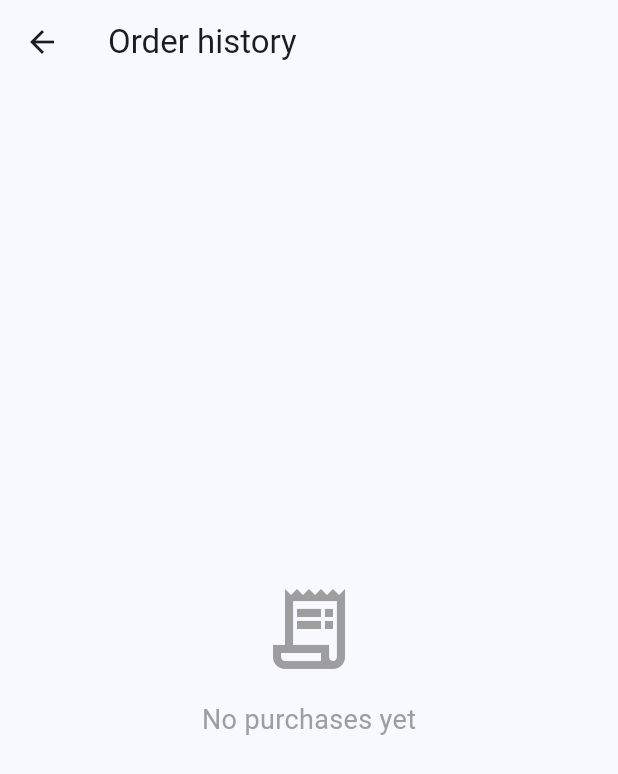
After one commit to wendev27/aquino_advmobprogAY26272, a Flutter app: the MainNavigation screen opened by its route, item 2 of the bottom bar chosen, after a tap on the "history" icon, on a phone screen of 412 x 824 dp. The commit adds this screen. Shown: the top 774 px of the screen. Run offline on Flutter 3.47's test engine with Material 3 defaults, Android fonts, the phone set to English and light mode, and no system bars; our stand-ins replace cloud_firestore, firebase_auth, firebase_core, flutter_dotenv, shared_preferences; accounts and stored records are empty; network calls fail.

Commit message:
feat: persist cart and add checkout history

```diff
--- a/aquino_mobile/lib/main.dart
+++ b/aquino_mobile/lib/main.dart
@@ -1,3 +1,5 @@
+import 'dart:async';
+
 import 'package:flutter/material.dart';
 import 'package:firebase_core/firebase_core.dart';
 import 'package:provider/provider.dart';
@@ -14,6 +16,7 @@ import 'screens/profile_screen.dart';
 import 'screens/splash_screen.dart';
 import 'screens/signin_screen.dart';
 import 'screens/chat_list_screen.dart';
+import 'screens/order_history_screen.dart';
 
 // Purpose: Entry point of the Flutter application
 // Responsibilities: Initialize app, set up providers, and configure theme
@@ -103,10 +106,19 @@ class MyApp extends StatelessWidget {
                 final userId = args is Map<String, dynamic>
                     ? (args['id'] as int? ?? currentUserId)
                     : currentUserId;
-                return MainNavigation(userId: userId);
+                final uid = args is Map<String, dynamic>
+                    ? '${args['uid'] ?? ''}'.trim()
+                    : '';
+                final accountKey =
+                    uid.isNotEmpty ? 'firebase_$uid' : 'dummy_$userId';
+                return MainNavigation(
+                  userId: userId,
+                  accountKey: accountKey,
+                );
               },
               '/settings': (context) => const SettingsScreen(),
               '/chat-list': (context) => const ChatListScreen(),
+              '/order-history': (context) => const OrderHistoryScreen(),
             },
           );
         },
@@ -121,9 +133,14 @@ class MyApp extends StatelessWidget {
 // Why this class exists: To provide navigation between Home and Settings screens
 class MainNavigation extends StatefulWidget {
   final int userId;
+  final String accountKey;
 
   // Constructor for MainNavigation
-  const MainNavigation({super.key, this.userId = currentUserId});
+  const MainNavigation({
+    super.key,
+    this.userId = currentUserId,
+    this.accountKey = 'dummy_1',
+  });
 
   @override
   State<MainNavigation> createState() => _MainNavigationState();
@@ -141,6 +158,14 @@ class _MainNavigationState extends State<MainNavigation> {
     const ProfileScreen(),
     const SettingsScreen(),
   ];
+
+  @override
+  void initState() {
+    super.initState();
+    unawaited(
+      context.read<CartProvider>().initializeForAccount(widget.accountKey),
+    );
+  }
 
   // Handle tab tap
   // Inputs: Index of the tapped tab
--- /dev/null
+++ b/aquino_mobile/lib/models/order.dart
@@ -0,0 +1,49 @@
+import 'cart.dart';
+
+class PurchaseOrder {
+  final String id;
+  final List<CartProduct> products;
+  final double total;
+  final DateTime createdAt;
+  final String status;
+
+  PurchaseOrder({
+    required this.id,
+    required this.products,
+    required this.total,
+    required this.createdAt,
+    this.status = 'completed',
+  });
+
+  factory PurchaseOrder.fromJson(Map<String, dynamic> json) {
+    final rawProducts = json['products'];
+    final products = rawProducts is List
+        ? rawProducts
+            .map((item) => CartProduct.fromJson(
+                  Map<String, dynamic>.from(item as Map),
+                ))
+            .toList()
+        : <CartProduct>[];
+    final rawCreatedAt = json['createdAt'];
+
+    return PurchaseOrder(
+      id: '${json['id'] ?? ''}',
+      products: products,
+      total: (json['total'] as num?)?.toDouble() ?? 0,
+      createdAt: rawCreatedAt is DateTime
+          ? rawCreatedAt
+          : DateTime.tryParse('$rawCreatedAt') ?? DateTime.now(),
+      status: '${json['status'] ?? 'completed'}',
+    );
+  }
+
+  Map<String, dynamic> toJson() {
+    return {
+      'id': id,
+      'products': products.map((product) => product.toJson()).toList(),
+      'total': total,
+      'createdAt': createdAt.toIso8601String(),
+      'status': status,
+    };
+  }
+}
--- a/aquino_mobile/lib/providers/cart_provider.dart
+++ b/aquino_mobile/lib/providers/cart_provider.dart
@@ -1,13 +1,29 @@
+import 'dart:async';
+
 import 'package:flutter/foundation.dart';
 import '../models/cart.dart';
+import '../models/order.dart';
 import '../models/product.dart';
+import '../services/commerce_storage_service.dart';
 
 class CartProvider extends ChangeNotifier {
+  final CommerceStorageService _storage;
   final List<CartProduct> _cartProducts = [];
+  String? _accountKey;
+  bool _isLoading = false;
+  bool _hasLoaded = false;
+  int _loadVersion = 0;
+  bool _changedDuringLoad = false;
+
+  CartProvider({CommerceStorageService? storage})
+      : _storage = storage ?? CommerceStorageService();
 
   List<CartProduct> get cartProducts => List.unmodifiable(_cartProducts);
 
-  int get itemCount => _cartProducts.fold(0, (sum, item) => sum + item.quantity);
+  bool get isLoading => _isLoading;
+
+  int get itemCount =>
+      _cartProducts.fold(0, (sum, item) => sum + item.quantity);
 
   double get total {
     return _cartProducts.fold(
@@ -16,16 +32,51 @@ class CartProvider extends ChangeNotifier {
     );
   }
 
+  /// Loads the cart belonging to the currently signed-in account.
+  Future<void> initializeForAccount(String accountKey) async {
+    if (_accountKey == accountKey && _hasLoaded) return;
+
+    _accountKey = accountKey;
+    _isLoading = true;
+    _hasLoaded = false;
+    _changedDuringLoad = false;
+    final version = ++_loadVersion;
+    _cartProducts.clear();
+    notifyListeners();
+
+    final savedProducts = await _storage.loadCart(accountKey);
+    if (version != _loadVersion || _accountKey != accountKey) return;
+
+    if (_changedDuringLoad) {
+      for (final savedProduct in savedProducts) {
+        final currentIndex = _cartProducts
+            .indexWhere((product) => product.id == savedProduct.id);
+        if (currentIndex < 0) {
+          _cartProducts.add(savedProduct);
+        } else {
+          _cartProducts[currentIndex] = _copyWithQuantity(
+            _cartProducts[currentIndex],
+            _cartProducts[currentIndex].quantity + savedProduct.quantity,
+          );
+        }
+      }
+    } else {
+      _cartProducts
+        ..clear()
+        ..addAll(savedProducts);
+    }
+    _isLoading = false;
+    _hasLoaded = true;
+    notifyListeners();
+    _persist();
+  }
+
   void addToCart(Product product) {
     final existingIndex = _cartProducts.indexWhere((p) => p.id == product.id);
     if (existingIndex >= 0) {
-      _cartProducts[existingIndex] = CartProduct(
-        id: _cartProducts[existingIndex].id,
-        title: _cartProducts[existingIndex].title,
-        price: _cartProducts[existingIndex].price,
-        quantity: _cartProducts[existingIndex].quantity + 1,
-        discountPercentage: _cartProducts[existingIndex].discountPercentage,
-        thumbnail: _cartProducts[existingIndex].thumbnail,
+      _cartProducts[existingIndex] = _copyWithQuantity(
+        _cartProducts[existingIndex],
+        _cartProducts[existingIndex].quantity + 1,
       );
     } else {
       _cartProducts.add(CartProduct(
@@ -37,17 +88,23 @@ class CartProvider extends ChangeNotifier {
         thumbnail: product.thumbnail,
       ));
     }
+    _changedDuringLoad = true;
     notifyListeners();
+    _persist();
   }
 
   void removeFromCart(int productId) {
     _cartProducts.removeWhere((p) => p.id == productId);
+    _changedDuringLoad = true;
     notifyListeners();
+    _persist();
   }
 
   void clearCart() {
     _cartProducts.clear();
+    _changedDuringLoad = true;
     notifyListeners();
+    _persist();
   }
 
   void updateQuantity(int productId, int quantity) {
@@ -57,15 +114,54 @@ class CartProvider extends ChangeNotifier {
     }
     final index = _cartProducts.indexWhere((p) => p.id == productId);
     if (index >= 0) {
-      _cartProducts[index] = CartProduct(
-        id: _cartProducts[index].id,
-        title: _cartProducts[index].title,
-        price: _cartProducts[index].price,
-        quantity: quantity,
-        discountPercentage: _cartProducts[index].discountPercentage,
-        thumbnail: _cartProducts[index].thumbnail,
-      );
+      _cartProducts[index] = _copyWithQuantity(_cartProducts[index], quantity);
+      _changedDuringLoad = true;
       notifyListeners();
+      _persist();
     }
   }
+
+  Future<PurchaseOrder> checkout() async {
+    if (_accountKey == null || !_hasLoaded) {
+      throw StateError('Your cart is still loading. Please try again.');
+    }
+    if (_cartProducts.isEmpty) {
+      throw StateError('Your cart is empty.');
+    }
+
+    final order = PurchaseOrder(
+      id: 'order_${DateTime.now().microsecondsSinceEpoch}',
+      products: List<CartProduct>.from(_cartProducts),
+      total: total,
+      createdAt: DateTime.now(),
+    );
+    await _storage.saveOrder(_accountKey!, order);
+    _cartProducts.clear();
+    _changedDuringLoad = false;
+    notifyListeners();
+    await _storage.saveCart(_accountKey!, _cartProducts);
+    return order;
+  }
+
+  Future<List<PurchaseOrder>> loadOrderHistory() {
+    final accountKey = _accountKey;
+    if (accountKey == null) return Future.value([]);
+    return _storage.loadOrders(accountKey);
+  }
+
+  CartProduct _copyWithQuantity(CartProduct product, int quantity) {
+    return CartProduct(
+      id: product.id,
+      title: product.title,
+      price: product.price,
+      quantity: quantity,
+      discountPercentage: product.discountPercentage,
+      thumbnail: product.thumbnail,
+    );
+  }
+
+  void _persist() {
+    if (_accountKey == null || !_hasLoaded) return;
+    unawaited(_storage.saveCart(_accountKey!, _cartProducts));
+  }
 }
--- /dev/null
+++ b/aquino_mobile/lib/screens/order_history_screen.dart
@@ -0,0 +1,95 @@
+import 'package:flutter/material.dart';
+import 'package:provider/provider.dart';
+
+import '../models/order.dart';
+import '../providers/cart_provider.dart';
+
+class OrderHistoryScreen extends StatefulWidget {
+  const OrderHistoryScreen({super.key});
+
+  @override
+  State<OrderHistoryScreen> createState() => _OrderHistoryScreenState();
+}
+
+class _OrderHistoryScreenState extends State<OrderHistoryScreen> {
+  late Future<List<PurchaseOrder>> _ordersFuture;
+
+  @override
+  void initState() {
+    super.initState();
+    _ordersFuture = context.read<CartProvider>().loadOrderHistory();
+  }
+
+  @override
+  Widget build(BuildContext context) {
+    return Scaffold(
+      appBar: AppBar(title: const Text('Order history')),
+      body: FutureBuilder<List<PurchaseOrder>>(
+        future: _ordersFuture,
+        builder: (context, snapshot) {
+          if (snapshot.connectionState == ConnectionState.waiting) {
+            return const Center(child: CircularProgressIndicator());
+          }
+          if (snapshot.hasError) {
+            return const Center(child: Text('Could not load order history.'));
+          }
+
+          final orders = snapshot.data ?? [];
+          if (orders.isEmpty) {
+            return const Center(
+              child: Column(
+                mainAxisAlignment: MainAxisAlignment.center,
+                children: [
+                  Icon(Icons.receipt_long_outlined,
+                      size: 64, color: Colors.grey),
+                  SizedBox(height: 16),
+                  Text(
+                    'No purchases yet',
+                    style: TextStyle(fontSize: 18, color: Colors.grey),
+                  ),
+                ],
+              ),
+            );
+          }
+
+          return ListView.builder(
+            padding: const EdgeInsets.all(12),
+            itemCount: orders.length,
+            itemBuilder: (context, index) => _orderCard(orders[index]),
+          );
+        },
+      ),
+    );
+  }
+
+  Widget _orderCard(PurchaseOrder order) {
+    final itemCount =
+        order.products.fold(0, (sum, product) => sum + product.quantity);
+    return Card(
+      child: ExpansionTile(
+        leading: const Icon(Icons.check_circle_outline, color: Colors.green),
+        title: Text('\$${order.total.toStringAsFixed(2)}'),
+        subtitle: Text('${_formatDate(order.createdAt)} • $itemCount item(s)'),
+        children: [
+          for (final product in order.products)
+            ListTile(
+              dense: true,
+              title: Text(product.title),
+              subtitle: Text('Quantity: ${product.quantity}'),
+              trailing: Text(
+                '\$${(product.price * product.quantity).toStringAsFixed(2)}',
+              ),
+            ),
+        ],
+      ),
+    );
+  }
+
+  String _formatDate(DateTime date) {
+    final month = date.month.toString().padLeft(2, '0');
+    final day = date.day.toString().padLeft(2, '0');
+    final hour = date.hour.toString().padLeft(2, '0');
+    final minute = date.minute.toString().padLeft(2, '0');
+    return '${date.year}-$month-$day $hour:$minute';
+  }
+}
--- /dev/null
+++ b/aquino_mobile/lib/services/commerce_storage_service.dart
@@ -0,0 +1,211 @@
+import 'dart:convert';
+
+import 'package:cloud_firestore/cloud_firestore.dart';
+import 'package:firebase_auth/firebase_auth.dart';
+import 'package:shared_preferences/shared_preferences.dart';
+
+import '../models/cart.dart';
+import '../models/order.dart';
+
+/// Persists the active cart and completed purchases for one signed-in account.
+///
+/// Firebase accounts use Firestore as the primary store. SharedPreferences is
+/// kept as a local fallback so cart and order history remain usable while
+/// Firestore is unavailable. Demo DummyJSON accounts use the local store.
+class CommerceStorageService {
+  final FirebaseFirestore? _providedFirestore;
+  final FirebaseAuth? _providedAuth;
+
+  CommerceStorageService({
+    FirebaseFirestore? firestore,
+    FirebaseAuth? auth,
+  })  : _providedFirestore = firestore,
+        _providedAuth = auth;
+
+  Future<List<CartProduct>> loadCart(String accountKey) async {
+    final local = await _loadLocalCart(accountKey);
+    final uid = _firebaseUid(accountKey);
+    final auth = _auth;
+    final firestore = _firestore;
+    if (uid == null || auth?.currentUser?.uid != uid || firestore == null) {
+      return local;
+    }
+
+    try {
+      final snapshot = await _cartDocument(firestore, uid).get();
+      if (!snapshot.exists || snapshot.data() == null) return local;
+      final data = snapshot.data()!;
+      final rawItems = data['items'];
+      if (rawItems is! List) return local;
+      return rawItems
+          .map((item) => CartProduct.fromJson(
+                Map<String, dynamic>.from(item as Map),
+              ))
+          .toList();
+    } catch (_) {
+      return local;
+    }
+  }
+
+  Future<void> saveCart(
+    String accountKey,
+    List<CartProduct> products,
+  ) async {
+    final prefs = await SharedPreferences.getInstance();
+    await prefs.setString(
+      _cartKey(accountKey),
+      jsonEncode(products.map((product) => product.toJson()).toList()),
+    );
+
+    final uid = _firebaseUid(accountKey);
+    final auth = _auth;
+    final firestore = _firestore;
+    if (uid == null || auth?.currentUser?.uid != uid || firestore == null) {
+      return;
+    }
+    try {
+      await _cartDocument(firestore, uid).set({
+        'items': products.map((product) => product.toJson()).toList(),
+        'updatedAt': FieldValue.serverTimestamp(),
+      });
+    } catch (_) {
+      // The local copy remains available if Firestore is offline or denied.
+    }
+  }
+
+  Future<List<PurchaseOrder>> loadOrders(String accountKey) async {
+    final local = await _loadLocalOrders(accountKey);
+    final uid = _firebaseUid(accountKey);
+    final auth = _auth;
+    final firestore = _firestore;
+    if (uid == null || auth?.currentUser?.uid != uid || firestore == null) {
+      return local;
+    }
+
+    try {
+      final snapshot = await _ordersCollection(firestore, uid)
+          .orderBy('createdAt', descending: true)
+          .get();
+      final remote = snapshot.docs.map((document) {
+        final data = <String, dynamic>{
+          ...document.data(),
+          'id': document.id,
+        };
+        final timestamp = data['createdAt'];
+        if (timestamp is Timestamp) {
+          data['createdAt'] = timestamp.toDate().toIso8601String();
+        }
+        return PurchaseOrder.fromJson(data);
+      }).toList();
+      return remote.isEmpty ? local : remote;
+    } catch (_) {
+      return local;
+    }
+  }
+
+  Future<void> saveOrder(String accountKey, PurchaseOrder order) async {
+    final existing = await _loadLocalOrders(accountKey);
+    final orders = [
+      order,
+      ...existing.where((savedOrder) => savedOrder.id != order.id),
+    ];
+    final prefs = await SharedPreferences.getInstance();
+    await prefs.setString(
+      _ordersKey(accountKey),
+      jsonEncode(orders.map((savedOrder) => savedOrder.toJson()).toList()),
+    );
+
+    final uid = _firebaseUid(accountKey);
+    final auth = _auth;
+    final firestore = _firestore;
+    if (uid == null || auth?.currentUser?.uid != uid || firestore == null) {
+      return;
+    }
+    try {
+      await _ordersCollection(firestore, uid).doc(order.id).set({
+        'userId': uid,
+        'products': order.products.map((product) => product.toJson()).toList(),
+        'total': order.total,
+        'status': order.status,
+        'createdAt': FieldValue.serverTimestamp(),
+      });
+    } catch (_) {
+      // The local order history remains available if the remote write fails.
+    }
+  }
+
+  Future<List<CartProduct>> _loadLocalCart(String accountKey) async {
+    final prefs = await SharedPreferences.getInstance();
+    final raw = prefs.getString(_cartKey(accountKey));
+    if (raw == null || raw.isEmpty) return [];
+    try {
+      final decoded = jsonDecode(raw);
+      if (decoded is! List) return [];
+      return decoded
+          .map((item) => CartProduct.fromJson(
+                Map<String, dynamic>.from(item as Map),
+              ))
+          .toList();
+    } catch (_) {
+      return [];
+    }
+  }
+
+  Future<List<PurchaseOrder>> _loadLocalOrders(String accountKey) async {
+    final prefs = await SharedPreferences.getInstance();
+    final raw = prefs.getString(_ordersKey(accountKey));
+    if (raw == null || raw.isEmpty) return [];
+    try {
+      final decoded = jsonDecode(raw);
+      if (decoded is! List) return [];
+      return decoded
+          .map((item) => PurchaseOrder.fromJson(
+                Map<String, dynamic>.from(item as Map),
+              ))
+          .toList();
+    } catch (_) {
+      return [];
+    }
+  }
+
+  DocumentReference<Map<String, dynamic>> _cartDocument(
+    FirebaseFirestore firestore,
+    String uid,
+  ) =>
+      firestore.collection('Users').doc(uid).collection('cart').doc('current');
+
+  CollectionReference<Map<String, dynamic>> _ordersCollection(
+    FirebaseFirestore firestore,
+    String uid,
+  ) =>
+      firestore.collection('Users').doc(uid).collection('orders');
+
+  FirebaseFirestore? get _firestore {
+    if (_providedFirestore != null) return _providedFirestore;
+    try {
+      return FirebaseFirestore.instance;
+    } catch (_) {
+      return null;
+    }
+  }
+
+  FirebaseAuth? get _auth {
+    if (_providedAuth != null) return _providedAuth;
+    try {
+      return FirebaseAuth.instance;
+    } catch (_) {
+      return null;
+    }
+  }
+
+  String? _firebaseUid(String accountKey) {
+    const prefix = 'firebase_';
+    if (!accountKey.startsWith(prefix)) return null;
+    final uid = accountKey.substring(prefix.length);
+    return uid.isEmpty ? null : uid;
+  }
+
+  String _cartKey(String accountKey) => 'saved_cart_$accountKey';
+
+  String _ordersKey(String accountKey) => 'purchase_history_$accountKey';
+}
```
Also changed, not shown: aquino_mobile/lib/screens/cart_screen.dart (+61 -15 lines), 1 other file.
